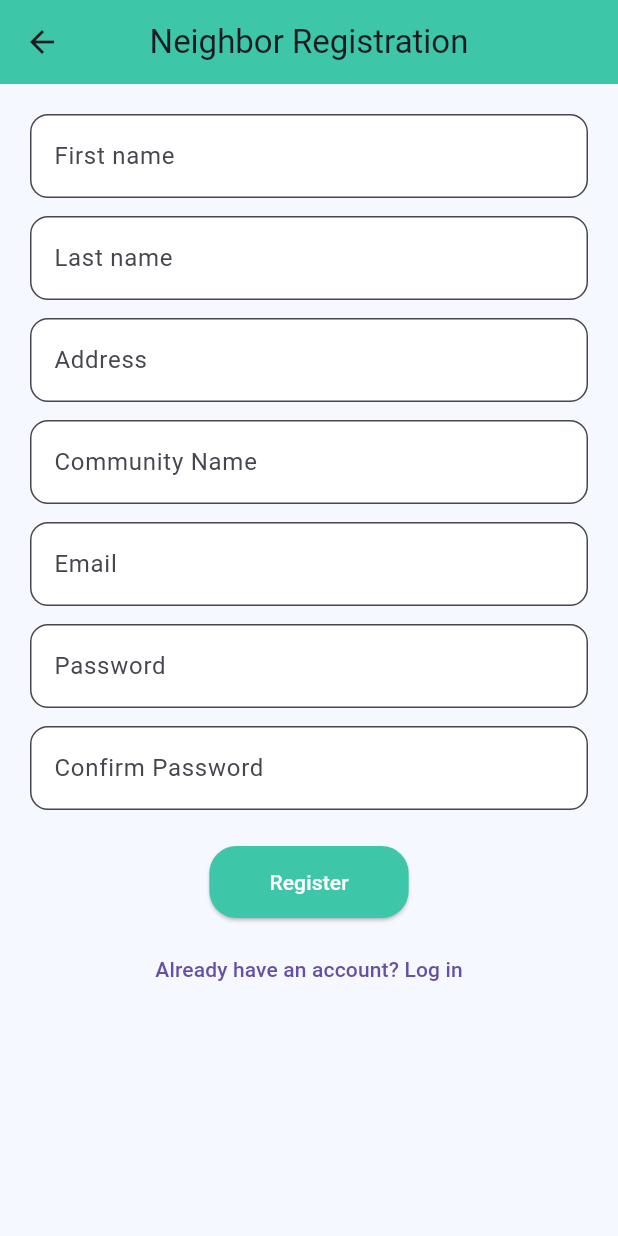
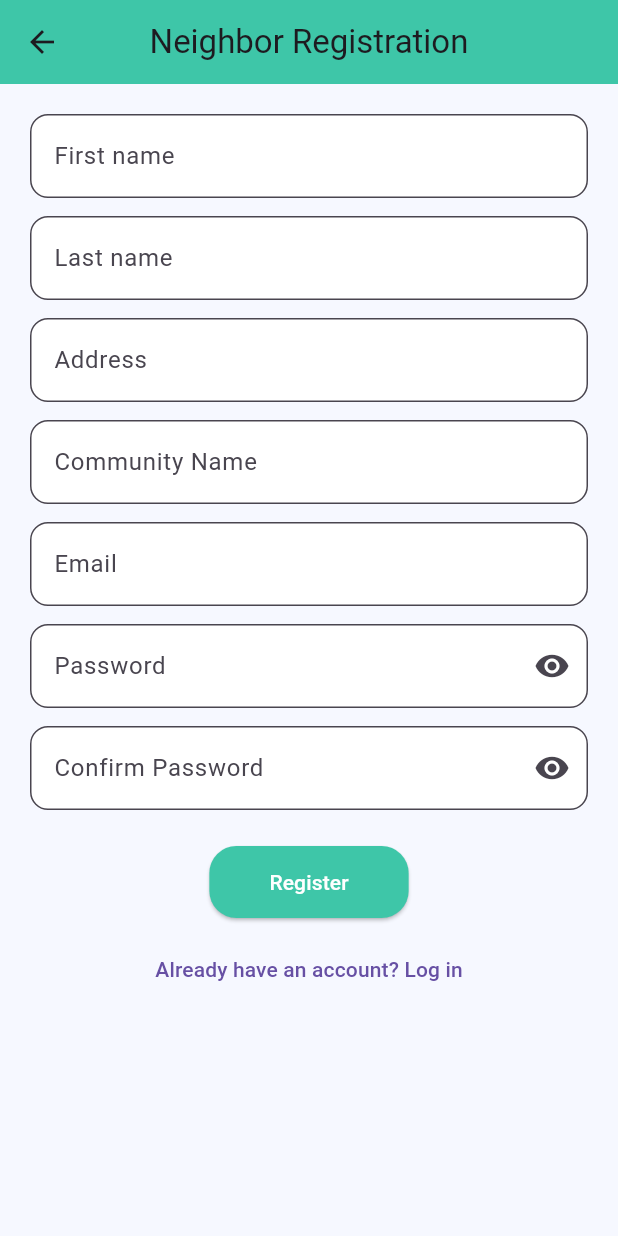
Before and after one commit to Desarrolladores-F5/mi-vecino-app, a Flutter app: the screen it shows after launch, after a tap on "Log In", after a tap on "Don't have an account? Register", on a phone screen of 412 x 824 dp. Run offline on Flutter 3.47's test engine with Material 3 defaults, Android fonts, the phone set to English and light mode, and no system bars; our stand-ins replace audioplayers, awesome_dialog, cloud_firestore, connectivity_plus, firebase_auth, firebase_core and 5 more; missing offline and left inert: file_selector, firebase_app_check; accounts and stored records are empty.

Commit message:
Mejoras UI: enlace ¿Olvidaste tu contraseña?, créditos en login y ojitos en campos de contraseña del registro

```diff
--- a/lib/screens/login_screen.dart
+++ b/lib/screens/login_screen.dart
@@ -34,7 +34,6 @@ class _LoginScreenState extends State<LoginScreen> {
       setState(() => _isLoading = true);
 
       try {
-        // 1. Autenticación con Firebase
         final credenciales = await FirebaseAuth.instance
             .signInWithEmailAndPassword(
           email: _emailController.text.trim(),
@@ -42,8 +41,6 @@ class _LoginScreenState extends State<LoginScreen> {
         );
 
         final uid = credenciales.user!.uid;
-
-        // 2. Obtenemos el documento del usuario
         final snapshot = await FirebaseFirestore.instance
             .collection('usuarios')
             .doc(uid)
@@ -53,18 +50,14 @@ class _LoginScreenState extends State<LoginScreen> {
           final datos = snapshot.data()!;
           final nombreComunidad = datos['nombre_comunidad'];
 
-          // 🔁 Transformamos el nombre de comunidad para usarlo como topic válido
           final topicSeguro = nombreComunidad
-              .toLowerCase()       // Convertir todo a minúsculas
-              .replaceAll(' ', '_') // Reemplazar espacios por guiones bajos
-              .trim();              // Eliminar espacios iniciales/finales
+              .toLowerCase()
+              .replaceAll(' ', '_')
+              .trim();
 
-          // 3. Suscripción al topic de FCM según comunidad
-          await FirebaseMessaging.instance
-              .subscribeToTopic(topicSeguro);
+          await FirebaseMessaging.instance.subscribeToTopic(topicSeguro);
         }
 
-        // 4. Redirección a la pantalla principal
         Navigator.pushReplacementNamed(context, '/home');
       } on FirebaseAuthException catch (e) {
         String mensaje = AppLocalizations.of(context).errorGenerico;
@@ -97,7 +90,7 @@ class _LoginScreenState extends State<LoginScreen> {
             key: _formKey,
             child: Column(
               children: [
-                Image.asset('assets/logo.png', height: 210), // 🖼️ Logo
+                Image.asset('assets/logo.png', height: 210),
                 const SizedBox(height: 16),
 
                 Text(
@@ -110,7 +103,7 @@ class _LoginScreenState extends State<LoginScreen> {
                 ),
                 const SizedBox(height: 32),
 
-                // 📧 Email
+                // Email
                 TextFormField(
                   controller: _emailController,
                   keyboardType: TextInputType.emailAddress,
@@ -127,7 +120,7 @@ class _LoginScreenState extends State<LoginScreen> {
                 ),
                 const SizedBox(height: 16),
 
-                // 🔑 Contraseña
+                // Contraseña
                 TextFormField(
                   controller: _passwordController,
                   obscureText: _obscurePassword,
@@ -156,7 +149,7 @@ class _LoginScreenState extends State<LoginScreen> {
                 ),
                 const SizedBox(height: 24),
 
-                // 🔘 Botón iniciar sesión
+                // Botón iniciar sesión
                 _isLoading
                     ? const CircularProgressIndicator()
                     : SizedBox(
@@ -175,12 +168,39 @@ class _LoginScreenState extends State<LoginScreen> {
                       ),
                 const SizedBox(height: 16),
 
-                // 📎 Enlace registro
+                // Enlace registro
                 TextButton(
                   onPressed: () {
                     Navigator.pushNamed(context, '/register');
                   },
                   child: Text(localizations.noCuentaRegistrate),
+                ),
+
+                // Nueva opción: ¿Olvidaste tu contraseña?
+                TextButton(
+                  onPressed: () {
+                    ScaffoldMessenger.of(context).showSnackBar(
+                      const SnackBar(
+                          content: Text(
+                              'Función de recuperar contraseña próximamente')),
+                    );
+                  },
+                  child: const Text(
+                    '¿Olvidaste tu contraseña?',
+                    style: TextStyle(color: Colors.deepPurple),
+                  ),
+                ),
+
+                const SizedBox(height: 20),
+
+                // Créditos
+                const Text(
+                  'Desarrollado por F-5 Soluciones Tecnológicas © 2025, version 2.0',
+                  style: TextStyle(
+                    fontSize: 12,
+                    color: Colors.grey,
+                  ),
+                  textAlign: TextAlign.center,
                 ),
               ],
             ),
--- a/lib/screens/register_screen.dart
+++ b/lib/screens/register_screen.dart
@@ -20,6 +20,10 @@ class _RegisterScreenState extends State<RegisterScreen> {
   final _passwordController = TextEditingController();
   final _confirmPasswordController = TextEditingController();
   final _formKey = GlobalKey<FormState>();
+
+  // Variables para controlar visibilidad de contraseñas
+  bool _obscurePassword = true;
+  bool _obscureConfirmPassword = true;
 
   // 📝 Registro de usuario (sin límite por dirección)
   Future<void> _registerUser() async {
@@ -153,24 +157,55 @@ class _RegisterScreenState extends State<RegisterScreen> {
                       : null,
                 ),
                 const SizedBox(height: 12),
+
+                // Campo de contraseña con ojito
                 TextFormField(
                   controller: _passwordController,
-                  obscureText: true,
-                  decoration: _buildDecoration(localizations.contrasena),
+                  obscureText: _obscurePassword,
+                  decoration: _buildDecoration(localizations.contrasena).copyWith(
+                    suffixIcon: IconButton(
+                      icon: Icon(
+                        _obscurePassword
+                            ? Icons.visibility
+                            : Icons.visibility_off,
+                      ),
+                      onPressed: () {
+                        setState(() {
+                          _obscurePassword = !_obscurePassword;
+                        });
+                      },
+                    ),
+                  ),
                   validator: (v) => v == null || v.length < 6
                       ? localizations.contrasenaCorta
                       : null,
                 ),
                 const SizedBox(height: 12),
+
+                // Confirmar contraseña con ojito
                 TextFormField(
                   controller: _confirmPasswordController,
-                  obscureText: true,
-                  decoration: _buildDecoration(localizations.confirmarContrasena),
+                  obscureText: _obscureConfirmPassword,
+                  decoration: _buildDecoration(localizations.confirmarContrasena).copyWith(
+                    suffixIcon: IconButton(
+                      icon: Icon(
+                        _obscureConfirmPassword
+                            ? Icons.visibility
+                            : Icons.visibility_off,
+                      ),
+                      onPressed: () {
+                        setState(() {
+                          _obscureConfirmPassword = !_obscureConfirmPassword;
+                        });
+                      },
+                    ),
+                  ),
                   validator: (v) => v != _passwordController.text
                       ? localizations.contrasenasNoCoinciden
                       : null,
                 ),
                 const SizedBox(height: 24),
+
                 ElevatedButton(
                   style: ElevatedButton.styleFrom(
                     backgroundColor: const Color(0xFF3EC6A8),
```
